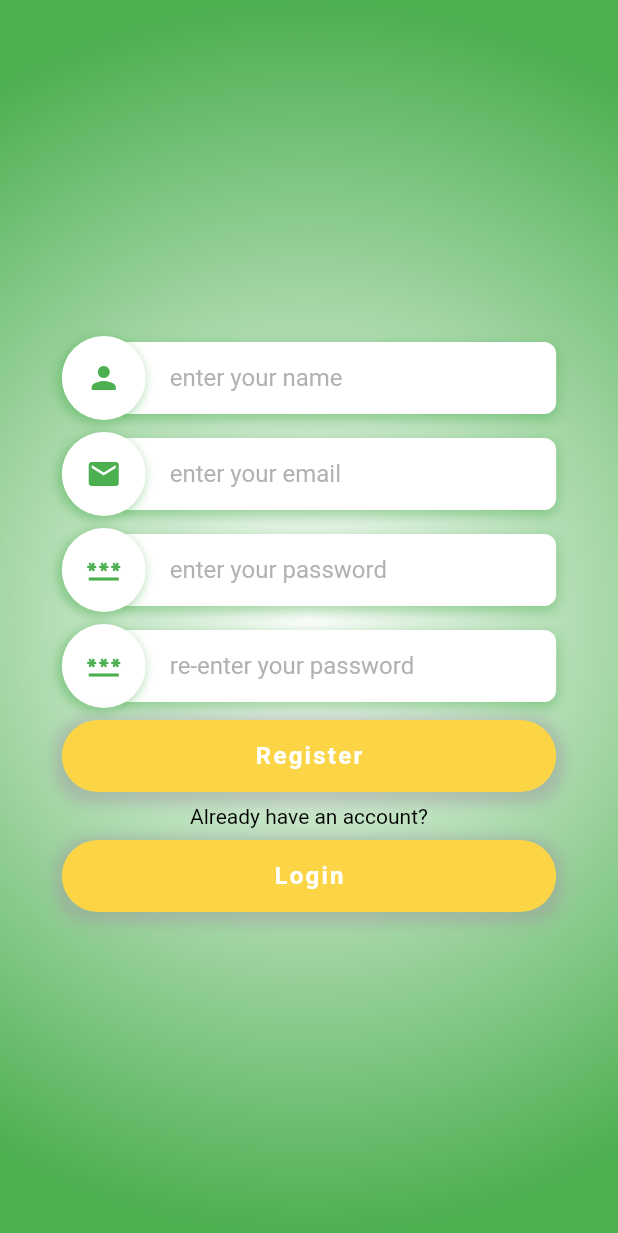
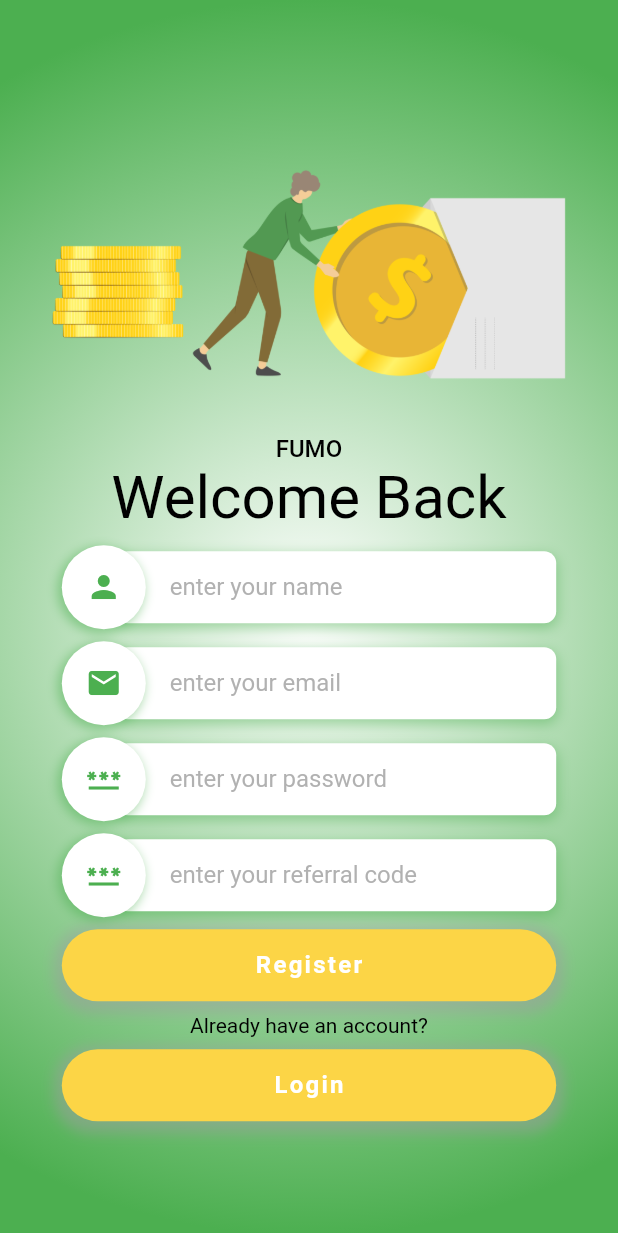
Before and after one commit to mmsoftware100/flutter-backbone, a Flutter app: the UserLoginPage screen opened by its route, after a tap on "Register", on a phone screen of 412 x 824 dp. Shown: the top 1233 px of the screen. Run offline on Flutter 3.47's test engine with Material 2 defaults, Android fonts, the phone set to English and light mode, and no system bars; our stand-ins replace dartz, dio, equatable, flutter_local_notifications, flutter_spinkit, get_it and 2 more; missing offline and left inert: encrypt; accounts and stored records are empty; project files that could hold a hidden picture were left out.

Commit message:
register page added

```diff
--- a/lib/features/presentation/pages/test_page.dart
+++ b/lib/features/presentation/pages/test_page.dart
@@ -37,7 +37,7 @@ class _TestPageState extends State<TestPage> {
         children: [
 
           ListTile(title: Text("Landing Page"), onTap: (){ Navigator.pushNamed(context, LandingPage.routeName); },),
-          ListTile(title: Text("User Login Page"), onTap: (){ Navigator.pushNamed(context, UserLoginPageBackup.routeName); },),
+          ListTile(title: Text("User Login Page"), onTap: (){ Navigator.pushNamed(context, UserLoginPage.routeName); },),
           // ListTile(title: Text("Landing Page"), onTap: (){ Navigator.pushNamed(context, UserLoginTestPage.routeName); },),
           // ListTile(title: Text("Landing Page Two"), onTap: (){ Navigator.pushNamed(context, UserLoginTestPage.routeName); },),
           ListTile(title: Text("Home Page"), onTap: (){ Navigator.pushNamed(context, HomePage.routeName); },),
--- a/lib/features/presentation/pages/user_login_test_page.dart
+++ b/lib/features/presentation/pages/user_login_test_page.dart
@@ -2,9 +2,11 @@ import 'dart:ui';
 
 import 'package:base/features/presentation/components/form_elements/our_text_input.dart';
 import 'package:base/features/presentation/components/form_elements/our_submit_button.dart';
+import 'package:base/features/presentation/pages/home_page.dart';
 import 'package:base/features/presentation/pages/user_register_page.dart';
 import 'package:flutter/material.dart';
 import 'package:provider/provider.dart';
+import '../../data/const/data.dart';
 import '../providers/user_provider.dart';
 
 
@@ -55,8 +57,9 @@ class _UserLoginPageState extends State<UserLoginPage> {
         crossAxisAlignment: CrossAxisAlignment.center,
         mainAxisAlignment: MainAxisAlignment.center,
         children: [
-          Expanded(child: Container()),
-          Text("iCoffer", style: Theme.of(context).textTheme.bodyLarge,),
+          // Expanded(child: Container()),
+          Image.asset(image10AssetUrl),
+          Text("FUMO", style: Theme.of(context).textTheme.bodyLarge,),
           Text("Welcome Back", style: Theme.of(context).textTheme.headlineLarge,),
           SizedBox(height: 16,),
           OurTextInput(label: "Email", placeHolder: "enter your email", textEditingController: emailTec, callback: (String? str){}, submit: (String? str){}, icon: Icons.email, password: false,),
@@ -110,11 +113,11 @@ class _UserLoginPageState extends State<UserLoginPage> {
 
 
 
-    String status = await Provider.of<UserProvider>(context, listen:false).userLoginPlz(email: email, password: password);
+    String status = "success"; // await Provider.of<UserProvider>(context, listen:false).userLoginPlz(email: email, password: password);
     // close loading dialog
     Navigator.pop(context);
     if(status == "success"){
-
+      Navigator.pushNamed(context, HomePage.routeName);
     }
     else{
       // show error message
--- a/lib/features/presentation/pages/user_register_page.dart
+++ b/lib/features/presentation/pages/user_register_page.dart
@@ -9,6 +9,7 @@ import 'package:provider/provider.dart';
 import '../providers/user_provider.dart';
 
 import '../../data/const/data.dart';
+import 'home_page.dart';
 class UserRegisterPage extends StatefulWidget {
   static String routeName = "/UserRegisterPage";
   const UserRegisterPage({Key? key}) : super(key: key);
@@ -61,6 +62,9 @@ class _UserRegisterPageState extends State<UserRegisterPage> {
         children: [
           Container(width: double.infinity,),
 
+          Image.asset(image10AssetUrl),
+          Text("FUMO", style: Theme.of(context).textTheme.bodyLarge,),
+          Text("Welcome Back", style: Theme.of(context).textTheme.headlineLarge,),
           SizedBox(height: 8.0,),
           OurTextInput(label: "Name", placeHolder: "enter your name", textEditingController: nameTec, callback: (String? str){}, submit: (String? str){}, icon: Icons.person,),
 
@@ -71,7 +75,7 @@ class _UserRegisterPageState extends State<UserRegisterPage> {
           OurTextInput(label: "Password", placeHolder: "enter your password", textEditingController: passwordTec, callback: (String? str){}, submit: (String? str){}, icon: Icons.password, password: true,),
 
           SizedBox(height: 8.0,),
-          OurTextInput(label: "Confirm Password", placeHolder: "re-enter your password", textEditingController: passwordConfirmTec, callback: (String? str){}, submit: (String? str){}, icon: Icons.password, password: true),
+          OurTextInput(label: "Referral Code", placeHolder: "enter your referral code", textEditingController: passwordConfirmTec, callback: (String? str){}, submit: (String? str){}, icon: Icons.password, password: true),
 
           SizedBox(height: 8.0,),
           OurSubmitButton(text:"Register", callback: _register, width: 0.8,),
@@ -99,9 +103,17 @@ class _UserRegisterPageState extends State<UserRegisterPage> {
     String password = passwordTec.text;
     String name = nameTec.text;
 
-    String status = await Provider.of<UserProvider>(context, listen:false).userRegisterPlz(password: password, email: email, name: name);
+    String status = "success" ; // await Provider.of<UserProvider>(context, listen:false).userRegisterPlz(password: password, email: email, name: name);
     // close loading dialog
-    Navigator.pop(context);
+    if(status == "success"){
+      Navigator.pushNamed(context, HomePage.routeName);
+    }
+    else{
+      // show error message
+      // showAlertDialog(context, "Login Fail", "Please check email , password and Try Again!", Colors.red, (){});
+      showAlertDialog(context, "Something went wrong", "Contact to facebook page for Approval!!", Colors.red, (){});
+    }
+    // Navigator.pop(context);
   }
 
 
```
